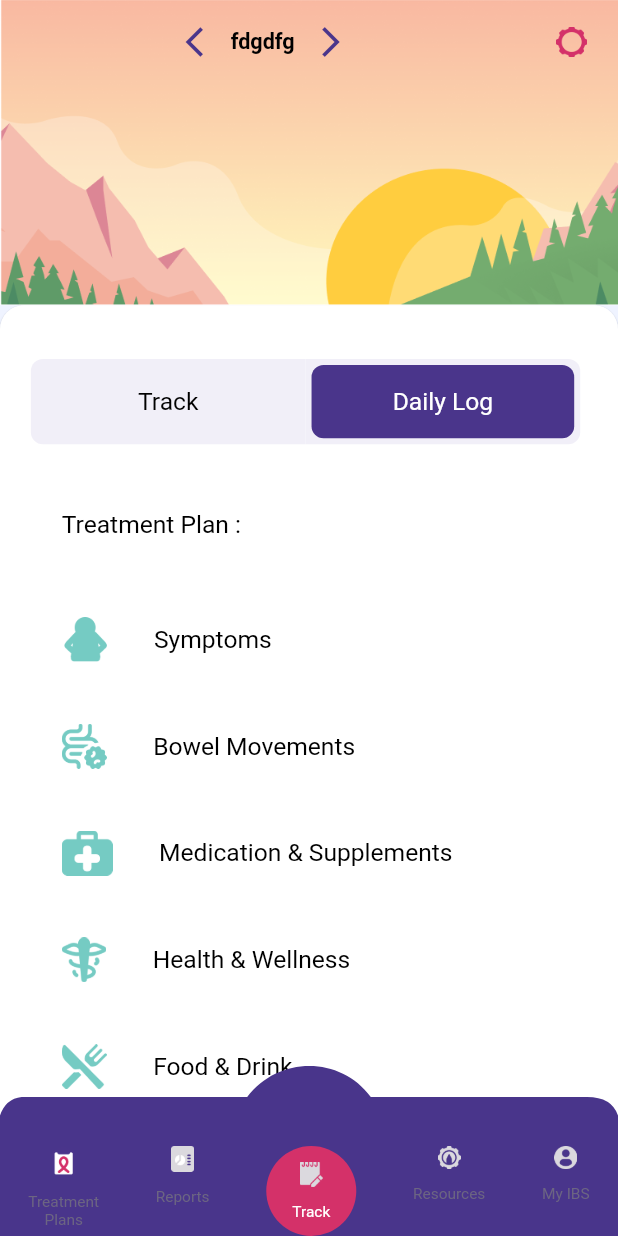
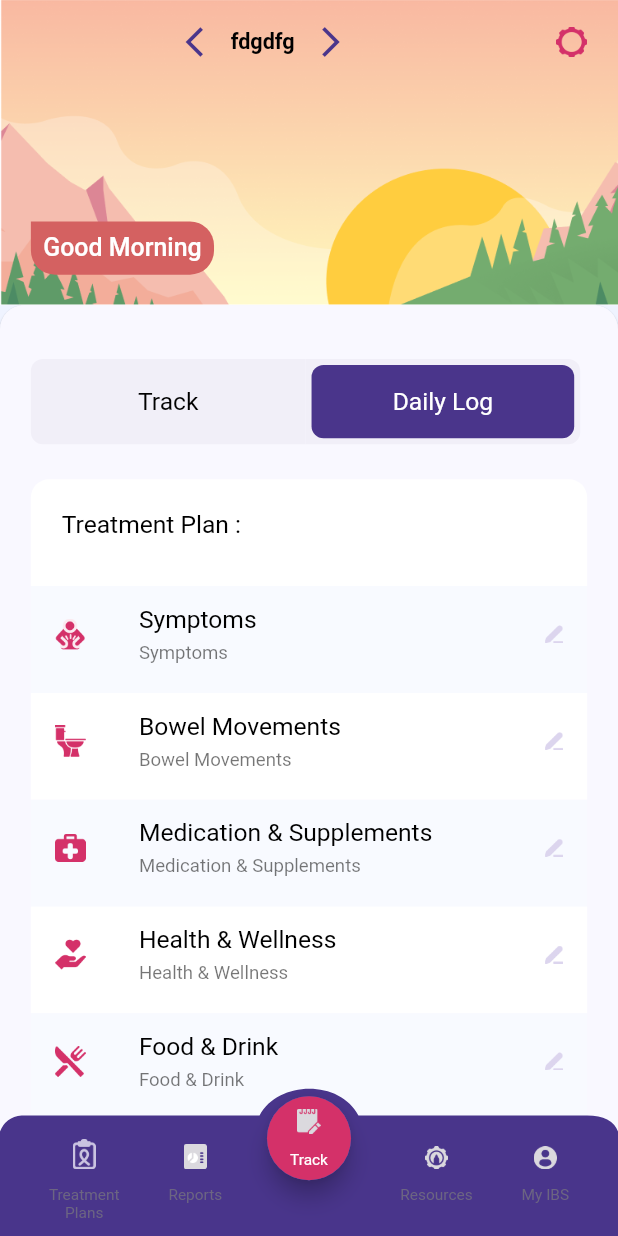
Before and after one commit to rajavikramsingh27/IBS, a Flutter app: the Home screen opened by its route, after a tap on "Daily Log", on a phone screen of 412 x 824 dp. Run offline on Flutter 3.47's test engine with Material 2 defaults, Android fonts, the light colour scheme and no system bars; our stand-ins replace connectivity, get; Roboto replaces fonts that are missing (Roboto-Medium, Roboto-Regular).

Commit message:
home_design

```diff
--- a/lib/controllers/home/HomeController.dart
+++ b/lib/controllers/home/HomeController.dart
@@ -1,8 +1,10 @@
 import 'package:get/get.dart';
+import 'package:intl/intl.dart';
 
 class HomeController extends GetxController {
+  Rx<DateTime> now = DateTime.now().obs;
   RxBool selectedDailyLogin = false.obs;
-
+RxInt formattedTime=0.obs;
   RxInt currentIndex = 0.obs;
 
   RxInt selectedIndex = 0.obs;
@@ -10,4 +12,10 @@ class HomeController extends GetxController {
   onTapped(int index) async {
     currentIndex.value = index;
   }
+
+  @override
+  void onInit() {
+    super.onInit();
+     formattedTime = int.parse(DateFormat('kk').format(now.value)).obs;
+  }
 }
--- a/lib/screens/home/Home.dart
+++ b/lib/screens/home/Home.dart
@@ -12,19 +12,66 @@ import 'package:get/get.dart';
 class Home extends StatelessWidget {
   final _controller = Get.put(HomeController());
 
-
   @override
   Widget build(BuildContext context) {
-
     return Scaffold(
       backgroundColor: AppColors.colorHomeBg,
       appBar: PreferredSize(
         preferredSize: Size.fromHeight(ScreenConstant.defaultHeightTwoHundred),
         child: AppBar(
-          flexibleSpace: Image.asset(
-            Assets.morning,
+          flexibleSpace: Stack(
+            fit: StackFit.expand,
+            children: [
+              // (_controller.formattedTime.value >= 5 &&
+              //         _controller.formattedTime.value < 12)
+              //     ?
+              Image.asset(
+                (_controller.formattedTime.value >= 5 &&
+                        _controller.formattedTime.value < 12)
+                    ? Assets.morning
+                    : (_controller.formattedTime.value >= 12 &&
+                            _controller.formattedTime.value < 18)
+                        ? Assets.afternoon
+                        : (_controller.formattedTime.value >= 18 &&
+                                _controller.formattedTime.value < 22)
+                            ? Assets.evening
+                            : Assets.night,
                 fit: BoxFit.fill,
               ),
+              // : Image.asset(
+              //     Assets.afternoon,
+              //     fit: BoxFit.fill,
+              //   ),
+              Positioned(
+                  bottom: ScreenConstant.defaultHeightTwenty,
+                  left: ScreenConstant.defaultWidthTwenty,
+                  child: Container(
+                    padding: ScreenConstant.spacingAllDefault,
+                    decoration: BoxDecoration(
+                      color: AppColors.colorHomeCard,
+                      borderRadius: BorderRadius.only(
+                          topRight: Radius.circular(16),
+                          bottomLeft: Radius.circular(16),
+                          bottomRight: Radius.circular(16)),
+                    ),
+                    child: Text(
+                      (_controller.formattedTime.value >= 5 &&
+                              _controller.formattedTime.value < 12)
+                          ? "Good Morning"
+                          : (_controller.formattedTime.value >= 12 &&
+                                  _controller.formattedTime.value < 18)
+                              ? "Good Afternoon"
+                              : (_controller.formattedTime.value >= 18 &&
+                                      _controller.formattedTime.value < 22)
+                                  ? "Good Evening"
+                                  : "Good Night",
+                      style: TextStyles.textStyleIntroDescription
+                          .apply(fontSizeDelta: -4, color: Colors.white),
+                    ),
+                  ))
+            ],
+          ),
+          centerTitle: true,
           title: Row(
             mainAxisAlignment: MainAxisAlignment.center,
             children: [
@@ -162,6 +209,7 @@ class Home extends StatelessWidget {
                 RoundedRectangleBorder(borderRadius: BorderRadius.circular(16)),
             margin: EdgeInsets.zero,
             clipBehavior: Clip.antiAlias,
+            color: AppColors.colorTracBg,
             child: ListView(
               physics: ClampingScrollPhysics(),
               padding: ScreenConstant.spacingAllLarge,
@@ -180,29 +228,51 @@ class Home extends StatelessWidget {
             bottom: 0,
             left: 0,
             right: 0,
-            child: CustomPaint(
+            child: Container(
+              width: context.mediaQuerySize.width,
+              height: Get.context.mediaQuerySize.height * 0.13,
+              child: Stack(
+                children: [
+                  CustomPaint(
                       painter: BottomTabPainter(),
                       size: Size(Get.context.mediaQuerySize.width,
-                    Get.context.mediaQuerySize.height * 0.15)),
-          ),
+                          Get.context.mediaQuerySize.height * 0.13)),
+                  Center(
+                      heightFactor: 1.5,
+                      child: FloatingActionButton(
+                        onPressed: () {},
+                        child: _buildMiddleTabItem(),
+                      )),
                   Positioned(
-              bottom: 0,
-              left: 0,
-              right: 0,
-              child: Wrap(
-                  direction: Axis.horizontal,
-                  alignment: WrapAlignment.spaceAround,
-                  runAlignment: WrapAlignment.spaceAround,
+                    bottom: 0, right: 0, left: 0,
+                    // height: Get.context.mediaQuerySize.height * 0.12,
+                    child: Padding(
+                      padding: EdgeInsets.symmetric(
+                          vertical: ScreenConstant.defaultHeightTen),
+                      child: Row(
+                          mainAxisAlignment: MainAxisAlignment.spaceEvenly,
+                          crossAxisAlignment: CrossAxisAlignment.baseline,
+                          textBaseline: TextBaseline.ideographic,
                           children: [
                             _buildTabItem(
                                 title: "Treatment\nPlans",
                                 imageText: Assets.treatPlans),
-                    _buildTabItem(title: "Reports", imageText: Assets.report),
-                    _buildMiddleTabItem(),
                             _buildTabItem(
-                        title: "Resources", imageText: Assets.resources),
-                    _buildTabItem(title: "My IBS", imageText: Assets.profile),
-                  ]))
+                                title: "Reports", imageText: Assets.report),
+                            Container(
+                                width: context.mediaQuerySize.width * 0.13),
+                            _buildTabItem(
+                                title: "Resources",
+                                imageText: Assets.resources),
+                            _buildTabItem(
+                                title: "My IBS", imageText: Assets.profile),
+                          ]),
+                    ),
+                  )
+                ],
+              ),
+            ),
+          ),
         ],
       ),
     );
@@ -307,15 +377,16 @@ class Home extends StatelessWidget {
                 color: Colors.white, borderRadius: BorderRadius.circular(12)),
             child: Row(
               children: [
-                Container(
-                  padding: ScreenConstant.spacingAllDefault,
-                  height: ScreenConstant.defaultHeightSeventy,
-                  decoration: BoxDecoration(
-                      color: AppColors.colorArrowButton.withOpacity(0.1),
-                      borderRadius: BorderRadius.circular(50)),
-                  child: Image.asset(
-                    model.image,
-                    color: AppColors.colorArrowButton,
+                CircleAvatar(
+                  radius: 20,
+                  // padding: ScreenConstant.spacingAllMedium,
+                  // height: ScreenConstant.defaultHeightSeventy,
+                  // decoration: BoxDecoration(
+                      backgroundColor: AppColors.colorArrowButton.withOpacity(0.1),
+                      // borderRadius: BorderRadius.circular(50)),
+                  child: Image.asset(model.image,
+                      width: ScreenConstant.defaultWidthTwenty
+                      // color: AppColors.colorArrowButton,
                       ),
                 ),
                 SizedBox(width: ScreenConstant.defaultWidthTen),
@@ -365,24 +436,45 @@ class Home extends StatelessWidget {
             return Container(
                 height: ScreenConstant.defaultHeightSeventy,
                 decoration: BoxDecoration(
-                  color: Colors.white,
-                  borderRadius: BorderRadius.all(
-                    Radius.circular(12),
-                  )),
-              child: Row(
-                children: [
-                  Container(
-                    padding: ScreenConstant.spacingAllLarge,
+                  color: index.isEven ? AppColors.colorCardSeen : Colors.white,
+                  // borderRadius: BorderRadius.all(
+                  //   Radius.circular(12),
+                  // ),
+                ),
+                child: ListTile(
+                    dense: true,
+                    leading: Container(
+                      // padding: ScreenConstant.spacingAll,
                       height: ScreenConstant.defaultHeightSeventy,
-                    child: Image.asset(model.image,
-                        color: AppColors.colorYesButton),
+                      child: Image.asset(
+                        model.image,
+                        width: ScreenConstant.defaultWidthTwenty,
                       ),
-                  SizedBox(width: ScreenConstant.defaultWidthTen),
-                  Text(model.text,
+                    ),
+                    title: Text(model.text,
                         style: TextStyles.textStyleRegular
-                          .apply(fontSizeDelta: 2, color: Colors.black))
-                ],
-              ),
+                            .apply(fontSizeDelta: 2, color: Colors.black)),
+                    subtitle: Text(model.text,
+                        style: TextStyles.textStyleRegular.apply(
+                            fontSizeDelta: -2,
+                            color: Colors.black.withOpacity(0.54))),
+                    trailing: Image.asset(Assets.edit,
+                        width: ScreenConstant.defaultWidthTen * 1.2))
+
+                // Row(
+                //   children: [
+                //     Container(
+                //       padding: ScreenConstant.spacingAllLarge,
+                //       height: ScreenConstant.defaultHeightSeventy,
+                //       child: Image.asset(model.image
+                //           ),
+                //     ),
+                //     SizedBox(width: ScreenConstant.defaultWidthTen),
+                //     Text(model.text,
+                //         style: TextStyles.textStyleRegular
+                //             .apply(fontSizeDelta: 2, color: Colors.black))
+                //   ],
+                // ),
                 );
           },
         ),
@@ -457,6 +549,9 @@ class Home extends StatelessWidget {
 
   Widget _buildMiddleTabItem() {
     return CircleAvatar(
+      radius: 37,
+      backgroundColor: AppColors.colorTrackButton,
+      child: CircleAvatar(
         radius: 30,
         backgroundColor: AppColors.colorArrowButton,
         child: Column(
@@ -475,6 +570,7 @@ class Home extends StatelessWidget {
             ),
           ],
         ),
+      ),
     );
   }
 }
--- a/lib/screens/symptoms/Symptoms.dart
+++ b/lib/screens/symptoms/Symptoms.dart
@@ -9,7 +9,7 @@ class Symptoms extends StatelessWidget {
   @override
   Widget build(BuildContext context) {
     return Scaffold(
-      backgroundColor: AppColors.colorBackground,
+      backgroundColor: Color(0xff1A103E).withOpacity(0.61),
       appBar: AppBar(
         elevation: 0,
         backgroundColor: AppColors.colorBackground,
--- a/lib/utils/Assets.dart
+++ b/lib/utils/Assets.dart
@@ -68,6 +68,8 @@ class Assets {
   static const String evening = "$baseImage/home/evening.png";
   static const String afternoon = "$baseImage/home/afternoon.png";
   static const String night = "$baseImage/home/night.png";
+  static const String edit = "$baseImage/home/edit.png";
+
 
   static const String logout = "assets/images/logout.png";
 
--- a/lib/utils/Colors.dart
+++ b/lib/utils/Colors.dart
@@ -50,7 +50,10 @@ class AppColors {
   static const Color colorArrowButton = const Color(0xFFD43169);
 
   static const Color colorHomeTabBg = const Color(0xFFF1EFF8);
+  static const Color colorHomeCard = const Color(0xFFD46161);
 
+  static const Color colorTrackButton = const Color(0xFF4E369A);
+  static const Color colorTracBg = const Color(0xFFF9F8FF);
 
 
 
--- a/lib/widget/BottomTabPainter.dart
+++ b/lib/widget/BottomTabPainter.dart
@@ -15,9 +15,9 @@ class BottomTabPainter extends CustomPainter {
     path.quadraticBezierTo(size.width * 0.0090, size.height * 0.26,
         size.width * 0.035, size.height * 0.25);
     path.cubicTo(size.width * 0.075, size.height * 0.25, size.width * 0.35,
-        size.height * 0.25, size.width * 0.40, size.height * 0.25);
+        size.height * 0.25, size.width * 0.42, size.height * 0.25);
     path.cubicTo(size.width * 0.45, size.height * 0.030, size.width * 0.55,
-        size.height * 0.025, size.width * 0.60, size.height * 0.25);
+        size.height * 0.025, size.width * 0.58, size.height * 0.25);
     path.cubicTo(size.width * 0.65, size.height * 0.25, size.width * 0.90,
         size.height * 0.25, size.width * 0.95, size.height * 0.25);
     path.quadraticBezierTo(
```
Also changed, not shown: assets/images/home/bowel.png, assets/images/home/edit.png (added), assets/images/home/food.png, assets/images/home/health.png, assets/images/home/medication.png, assets/images/home/symptoms.png, assets/images/home/treatPlans.png. Lines whose indentation alone changed are shown as unchanged.
